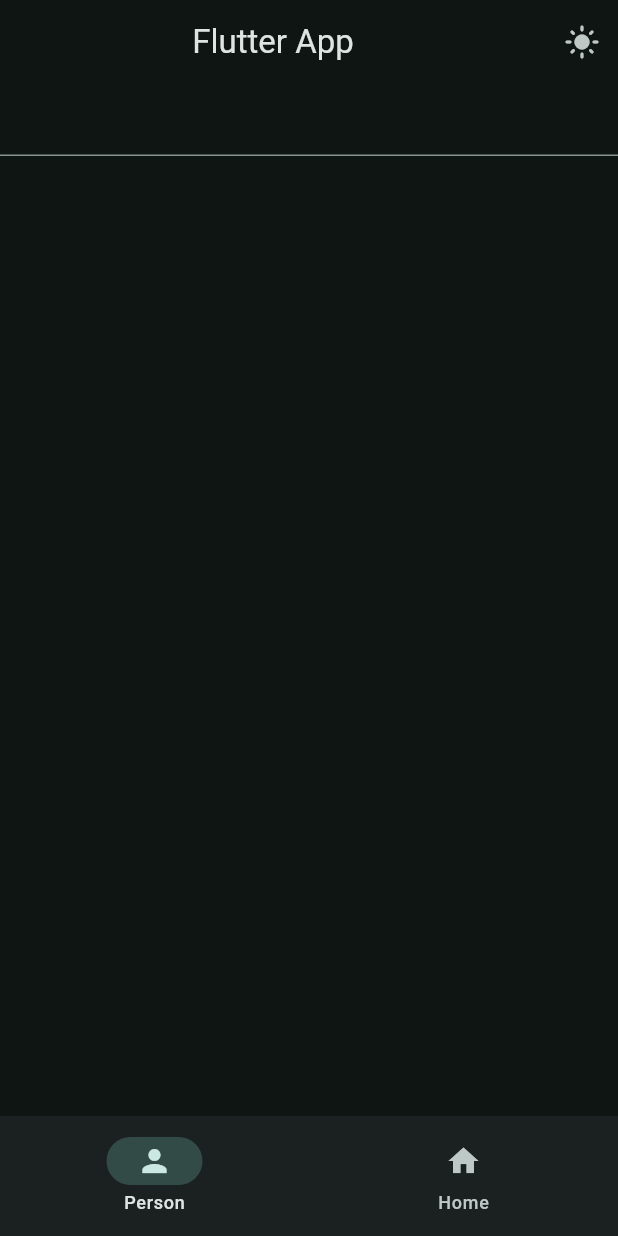
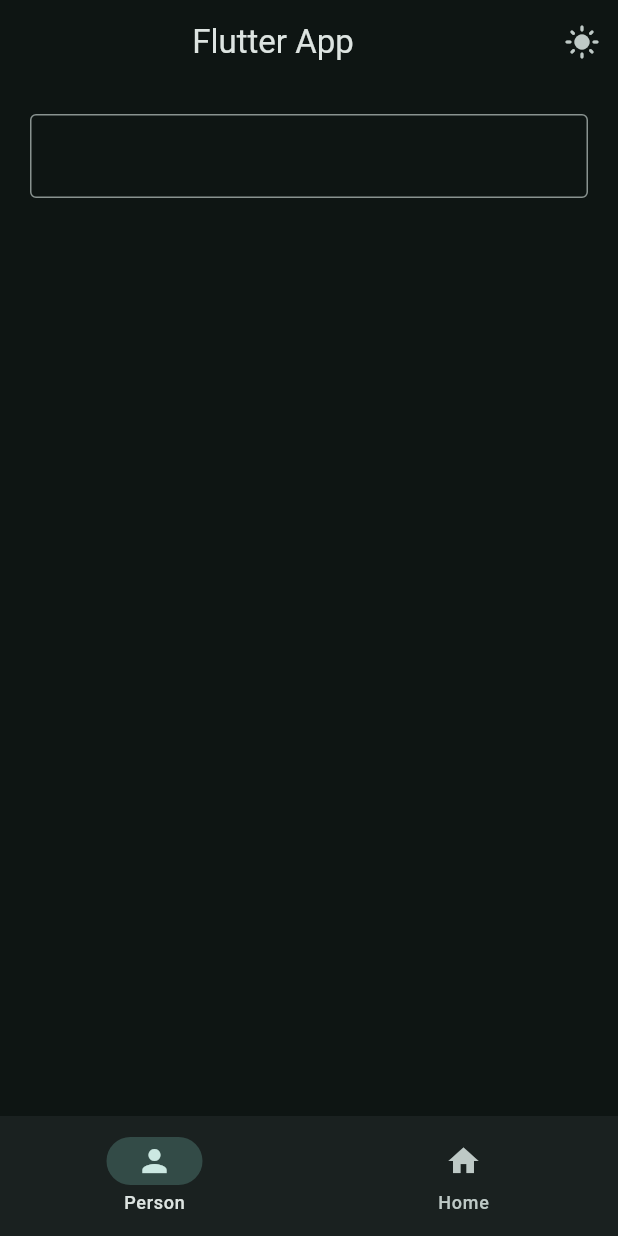
Before and after one commit to parsaestakhry/flutter_app, a Flutter app: the screen it shows after launch, on a phone screen of 412 x 824 dp. Run offline on Flutter 3.47's test engine with Material 3 defaults, Android fonts, the phone set to English and light mode, and no system bars.

Commit message:
text field

```diff
--- a/lib/views/pages/profile_page.dart
+++ b/lib/views/pages/profile_page.dart
@@ -1,10 +1,33 @@
 import 'package:flutter/material.dart';
 
-class ProfilePage extends StatelessWidget {
+class ProfilePage extends StatefulWidget {
   const ProfilePage({super.key});
 
   @override
+  State<ProfilePage> createState() => _ProfilePageState();
+}
+
+class _ProfilePageState extends State<ProfilePage> {
+  TextEditingController controller = TextEditingController();
+  @override
   Widget build(BuildContext context) {
-    return Column(children: [TextField()]);
+    return Padding(
+      padding: const EdgeInsets.all(20.0),
+      child: Column(
+        children: [
+          TextField(
+            controller: controller,
+            decoration: InputDecoration(border: OutlineInputBorder()),
+            onEditingComplete: () {
+              setState(() {
+
+              });
+            },
+          ),
+          Text(controller.text),
+
+        ],
+      ),
+    );
   }
 }
```
